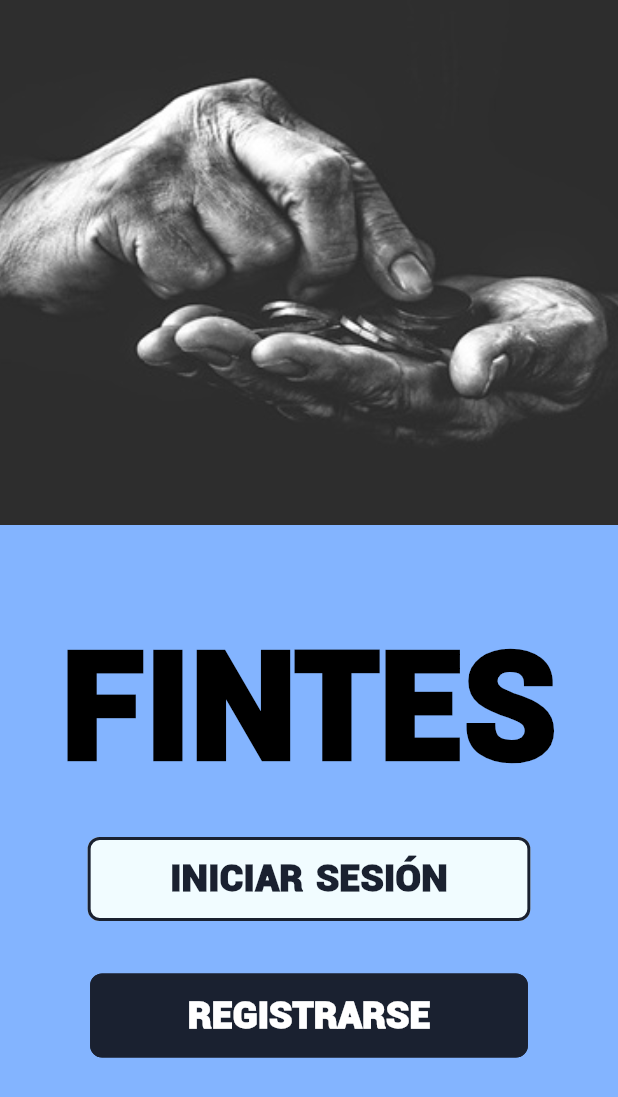
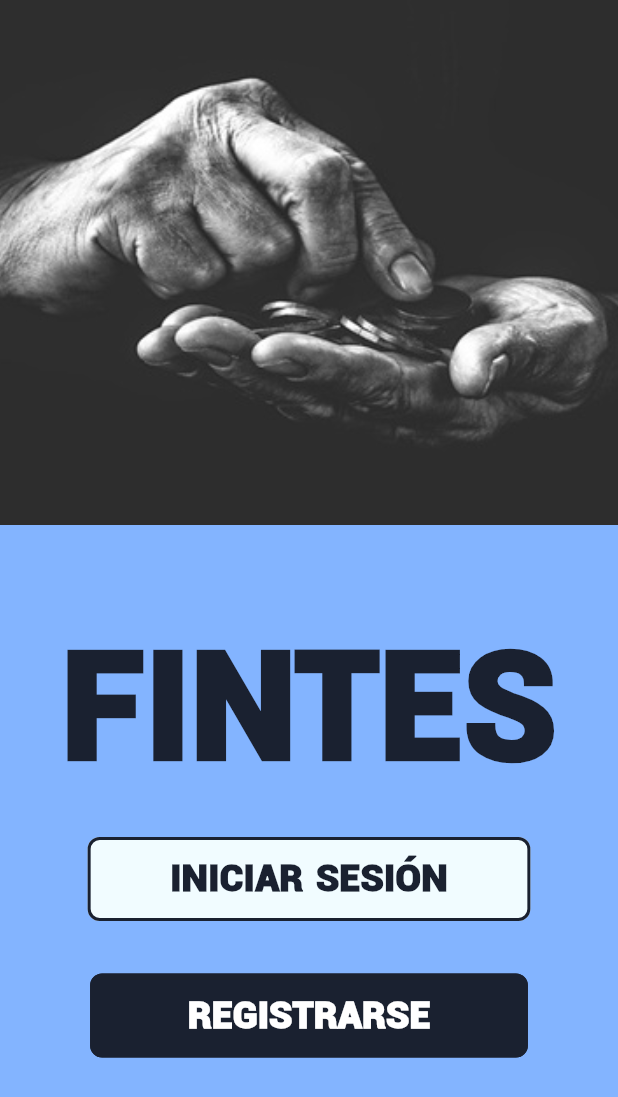
Before and after one commit to H4uSen/App-FINTES, a Flutter app: the screen it shows after launch, on a phone screen of 412 x 824 dp. Shown: the top 1097 px of the screen. Run offline on Flutter 3.47's test engine with Material 3 defaults, Android fonts, the phone set to English and light mode, and no system bars; our stand-ins replace cloud_firestore, firebase_auth, firebase_core, google_sign_in; accounts and stored records are empty; Roboto replaces fonts that are missing (Roboto-Regular); project files that could hold a hidden picture were left out.

Commit message:
Cambios varios

```diff
--- a/lib/pages/principal_page.dart
+++ b/lib/pages/principal_page.dart
@@ -34,7 +34,7 @@ class PrincipalPage extends StatelessWidget {
                         fontSize: 100,
                         fontFamily: 'Roboto',
                         fontWeight: FontWeight.bold,
-                        color: Colors.black,
+                        color: CustomColors.black,
                       ),
                     ),
                     const SizedBox(height: 15),
```
Also changed, not shown: pubspec.yaml (+7 -3 lines), assets/fonts/DM_Serif_Text/DMSerifText-Italic.ttf (added), assets/fonts/DM_Serif_Text/DMSerifText-Regular.ttf (added).
